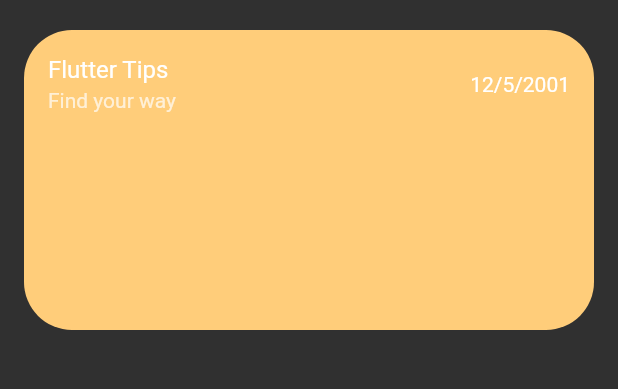
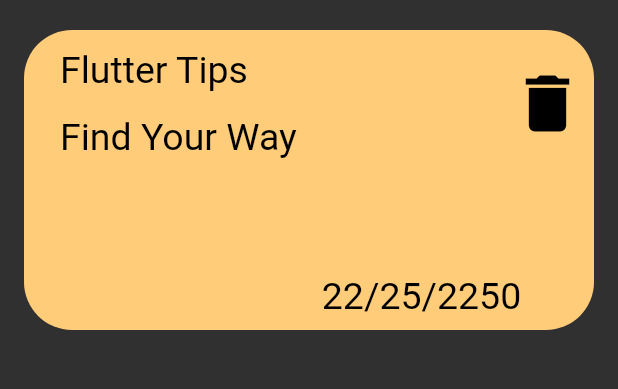
Before and after one commit to XMMX4K/notesalone, a Flutter app: the screen it shows after launch, on a phone screen of 412 x 824 dp, the part 84-473 px from its top. Run offline on Flutter 3.47's test engine with Material 2 defaults, Android fonts, the phone set to English and light mode, and no system bars.

Commit message:
finish list tile

```diff
--- /dev/null
+++ b/lib/widgets/CusttomText.dart
@@ -0,0 +1,17 @@
+import 'package:flutter/material.dart';
+
+class CusttomText extends StatelessWidget {
+  const CusttomText({required this.text});
+
+  final String text;
+  @override
+  Widget build(BuildContext context) {
+    return Padding(
+      padding: const EdgeInsets.all(8.0),
+      child: Text(
+        '$text',
+        style: TextStyle(color: Colors.black, fontSize: 25),
+      ),
+    );
+  }
+}
--- a/lib/widgets/NoteItemsBody.dart
+++ b/lib/widgets/NoteItemsBody.dart
@@ -1,5 +1,6 @@
 import 'package:flutter/material.dart';
 import 'package:notes/helper/Colors.dart';
+import 'package:notes/widgets/CusttomText.dart';
 
 class NoteItemsBody extends StatelessWidget {
   const NoteItemsBody({
@@ -14,11 +15,22 @@ class NoteItemsBody extends StatelessWidget {
       width: MediaQuery.of(context).size.width,
       height: 200,
       child: Column(
+        mainAxisAlignment: MainAxisAlignment.spaceBetween,
         children: [
           ListTile(
-            title: Text('Flutter Tips'),
-            subtitle: Text('Find your way'),
-            trailing: Text('12/5/2001'),
+              title: CusttomText(text: 'Flutter Tips'),
+              subtitle: CusttomText(text: 'Find Your Way '),
+              trailing: IconButton(
+                onPressed: () {},
+                icon: Icon(
+                  Icons.delete,
+                  size: 50,
+                  color: Colors.black,
+                ),
+              )),
+          Padding(
+            padding: const EdgeInsets.only(left: 150),
+            child: CusttomText(text: '22/25/2250'),
           ),
         ],
       ),
```
